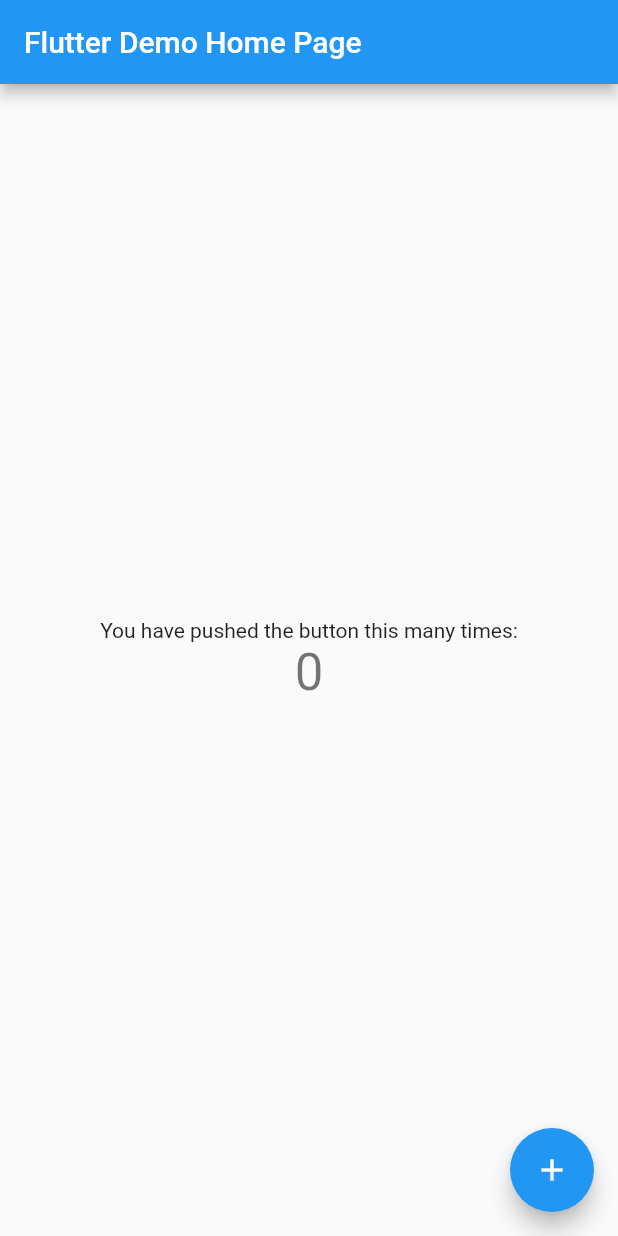
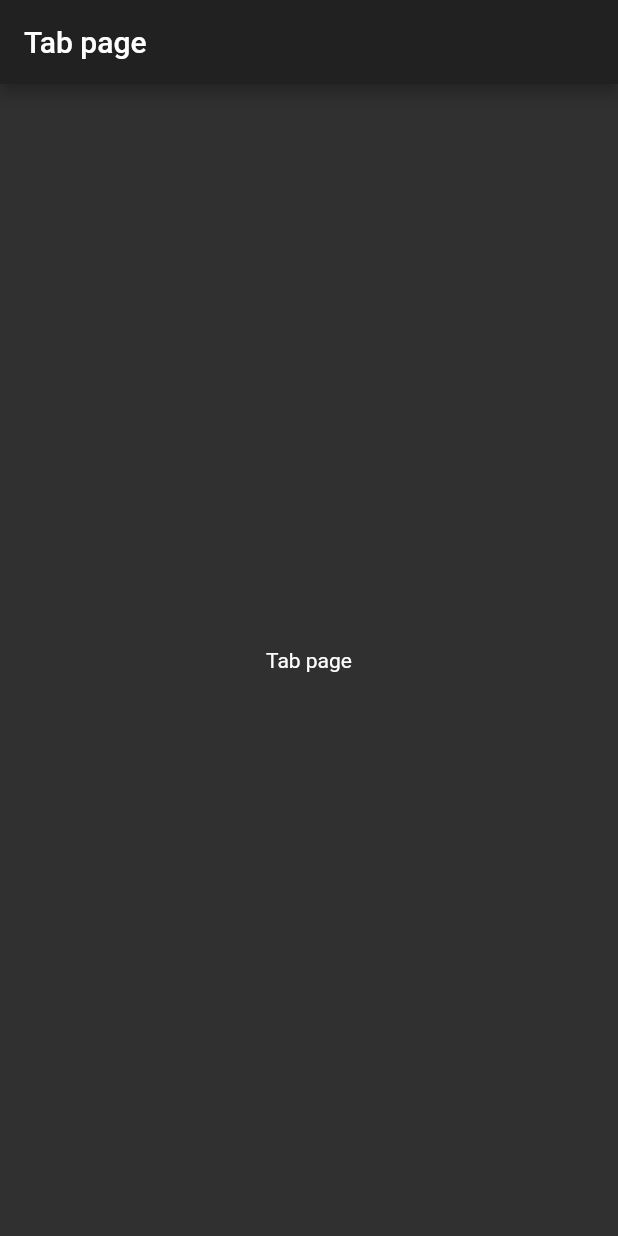
Before and after one commit to IdGalarzaSa/flutter-news-app, a Flutter app: the screen it shows after launch, on a phone screen of 412 x 824 dp. Run offline on Flutter 3.47's test engine with Material 2 defaults, Android fonts, the phone set to English and light mode, and no system bars.

Commit message:
App theme and basic project struct

```diff
--- a/lib/main.dart
+++ b/lib/main.dart
@@ -1,113 +1,20 @@
 import 'package:flutter/material.dart';
+import 'package:flutter_news_app/src/pages/tabs_page.dart';
+import 'package:flutter_news_app/src/theme/theme.dart';
 
-void main() {
-  runApp(MyApp());
-}
+void main() => runApp(MyApp());
 
 class MyApp extends StatelessWidget {
-  // This widget is the root of your application.
   @override
   Widget build(BuildContext context) {
     return MaterialApp(
-      title: 'Flutter Demo',
-      theme: ThemeData(
-        // This is the theme of your application.
-        //
-        // Try running your application with "flutter run". You'll see the
-        // application has a blue toolbar. Then, without quitting the app, try
-        // changing the primarySwatch below to Colors.green and then invoke
-        // "hot reload" (press "r" in the console where you ran "flutter run",
-        // or simply save your changes to "hot reload" in a Flutter IDE).
-        // Notice that the counter didn't reset back to zero; the application
-        // is not restarted.
-        primarySwatch: Colors.blue,
-      ),
-      home: MyHomePage(title: 'Flutter Demo Home Page'),
+      debugShowCheckedModeBanner: false,
+      title: 'Material App',
+      initialRoute: "TabPage",
+      routes: {
+        "TabPage": (_) => TabPage(),
+      },
+      theme: myAppTheme,
     );
   }
 }
-
-class MyHomePage extends StatefulWidget {
-  MyHomePage({Key? key, required this.title}) : super(key: key);
-
-  // This widget is the home page of your application. It is stateful, meaning
-  // that it has a State object (defined below) that contains fields that affect
-  // how it looks.
-
-  // This class is the configuration for the state. It holds the values (in this
-  // case the title) provided by the parent (in this case the App widget) and
-  // used by the build method of the State. Fields in a Widget subclass are
-  // always marked "final".
-
-  final String title;
-
-  @override
-  _MyHomePageState createState() => _MyHomePageState();
-}
-
-class _MyHomePageState extends State<MyHomePage> {
-  int _counter = 0;
-
-  void _incrementCounter() {
-    setState(() {
-      // This call to setState tells the Flutter framework that something has
-      // changed in this State, which causes it to rerun the build method below
-      // so that the display can reflect the updated values. If we changed
-      // _counter without calling setState(), then the build method would not be
-      // called again, and so nothing would appear to happen.
-      _counter++;
-    });
-  }
-
-  @override
-  Widget build(BuildContext context) {
-    // This method is rerun every time setState is called, for instance as done
-    // by the _incrementCounter method above.
-    //
-    // The Flutter framework has been optimized to make rerunning build methods
-    // fast, so that you can just rebuild anything that needs updating rather
-    // than having to individually change instances of widgets.
-    return Scaffold(
-      appBar: AppBar(
-        // Here we take the value from the MyHomePage object that was created by
-        // the App.build method, and use it to set our appbar title.
-        title: Text(widget.title),
-      ),
-      body: Center(
-        // Center is a layout widget. It takes a single child and positions it
-        // in the middle of the parent.
-        child: Column(
-          // Column is also a layout widget. It takes a list of children and
-          // arranges them vertically. By default, it sizes itself to fit its
-          // children horizontally, and tries to be as tall as its parent.
-          //
-          // Invoke "debug painting" (press "p" in the console, choose the
-          // "Toggle Debug Paint" action from the Flutter Inspector in Android
-          // Studio, or the "Toggle Debug Paint" command in Visual Studio Code)
-          // to see the wireframe for each widget.
-          //
-          // Column has various properties to control how it sizes itself and
-          // how it positions its children. Here we use mainAxisAlignment to
-          // center the children vertically; the main axis here is the vertical
-          // axis because Columns are vertical (the cross axis would be
-          // horizontal).
-          mainAxisAlignment: MainAxisAlignment.center,
-          children: <Widget>[
-            Text(
-              'You have pushed the button this many times:',
-            ),
-            Text(
-              '$_counter',
-              style: Theme.of(context).textTheme.headline4,
-            ),
-          ],
-        ),
-      ),
-      floatingActionButton: FloatingActionButton(
-        onPressed: _incrementCounter,
-        tooltip: 'Increment',
-        child: Icon(Icons.add),
-      ), // This trailing comma makes auto-formatting nicer for build methods.
-    );
-  }
-}
--- /dev/null
+++ b/lib/src/pages/tabs_page.dart
@@ -0,0 +1,16 @@
+import 'package:flutter/material.dart';
+import 'package:flutter/cupertino.dart';
+
+class TabPage extends StatelessWidget {
+  @override
+  Widget build(BuildContext context) {
+    return Scaffold(
+      appBar: AppBar(
+        title: Text('Tab page'),
+      ),
+      body: Center(
+        child: Text('Tab page'),
+      ),
+    );
+  }
+}
--- /dev/null
+++ b/lib/src/theme/theme.dart
@@ -0,0 +1,5 @@
+import 'package:flutter/material.dart';
+
+final myAppTheme = ThemeData.dark().copyWith(
+  accentColor: Colors.red,
+);
```
Also changed, not shown: lib/src/pages/tab1_page.dart (added), lib/src/pages/tab2_page.dart (added).
